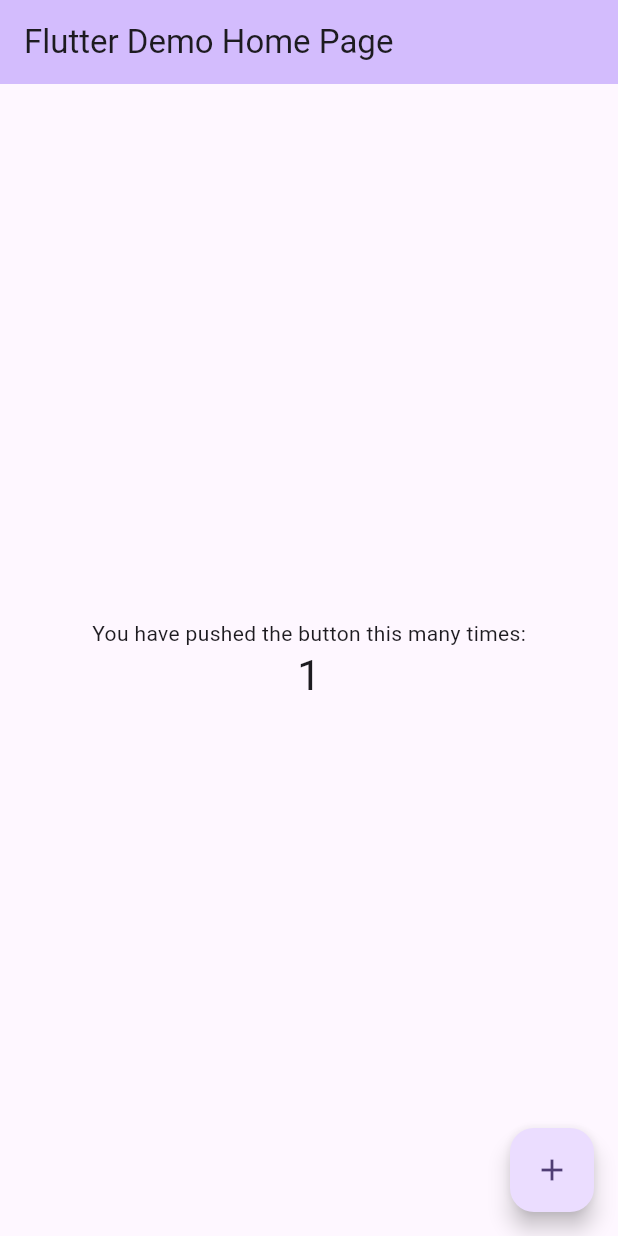
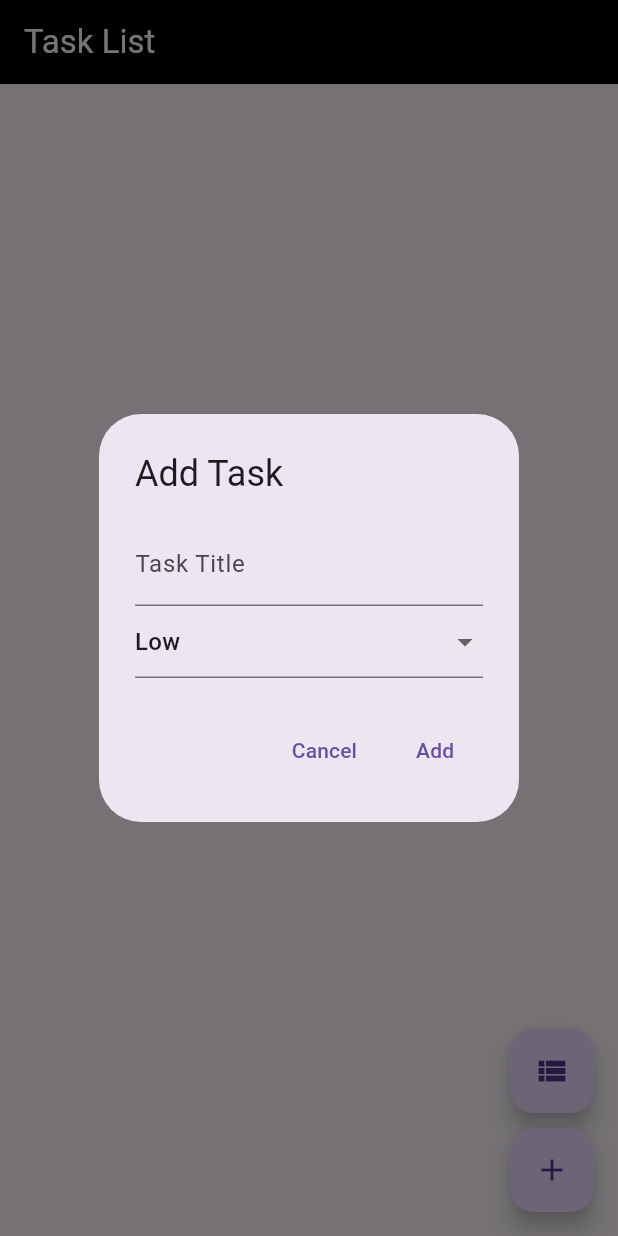
Before and after one commit to gjpark03/todo-list, a Flutter app: the screen it shows after launch, after a tap on the "add" icon, on a phone screen of 412 x 824 dp. Run offline on Flutter 3.47's test engine with Material 3 defaults, Android fonts, the light colour scheme and no system bars.

Commit message:
Commit 2 - Working t

```diff
--- a/lib/main.dart
+++ b/lib/main.dart
@@ -1,125 +1,314 @@
 import 'package:flutter/material.dart';
 
 void main() {
-  runApp(const MyApp());
+  runApp(TaskChartApp());
 }
 
-class MyApp extends StatelessWidget {
-  const MyApp({super.key});
-
-  // This widget is the root of your application.
+class TaskChartApp extends StatelessWidget {
   @override
   Widget build(BuildContext context) {
     return MaterialApp(
-      title: 'Flutter Demo',
+      title: 'Task Chart',
       theme: ThemeData(
-        // This is the theme of your application.
-        //
-        // TRY THIS: Try running your application with "flutter run". You'll see
-        // the application has a purple toolbar. Then, without quitting the app,
-        // try changing the seedColor in the colorScheme below to Colors.green
-        // and then invoke "hot reload" (save your changes or press the "hot
-        // reload" button in a Flutter-supported IDE, or press "r" if you used
-        // the command line to start the app).
-        //
-        // Notice that the counter didn't reset back to zero; the application
-        // state is not lost during the reload. To reset the state, use hot
-        // restart instead.
-        //
-        // This works for code too, not just values: Most code changes can be
-        // tested with just a hot reload.
-        colorScheme: ColorScheme.fromSeed(seedColor: Colors.deepPurple),
-        useMaterial3: true,
+        primarySwatch: Colors.blue,
       ),
-      home: const MyHomePage(title: 'Flutter Demo Home Page'),
+      home: TaskListScreen(),
     );
   }
 }
 
-class MyHomePage extends StatefulWidget {
-  const MyHomePage({super.key, required this.title});
+class Task {
+  final String title;
+  final String priority;
+  String status;
 
-  // This widget is the home page of your application. It is stateful, meaning
-  // that it has a State object (defined below) that contains fields that affect
-  // how it looks.
-
-  // This class is the configuration for the state. It holds the values (in this
-  // case the title) provided by the parent (in this case the App widget) and
-  // used by the build method of the State. Fields in a Widget subclass are
-  // always marked "final".
-
-  final String title;
-
-  @override
-  State<MyHomePage> createState() => _MyHomePageState();
+  Task({required this.title, required this.priority, this.status = 'Not Started'});
 }
 
-class _MyHomePageState extends State<MyHomePage> {
-  int _counter = 0;
+class TaskListScreen extends StatefulWidget {
+  @override
+  _TaskListScreenState createState() => _TaskListScreenState();
+}
 
-  void _incrementCounter() {
+class _TaskListScreenState extends State<TaskListScreen> {
+  List<Task> tasks = [];
+
+  void _addTask(String title, String priority) {
     setState(() {
-      // This call to setState tells the Flutter framework that something has
-      // changed in this State, which causes it to rerun the build method below
-      // so that the display can reflect the updated values. If we changed
-      // _counter without calling setState(), then the build method would not be
-      // called again, and so nothing would appear to happen.
-      _counter++;
+      tasks.add(Task(title: title, priority: priority));
+    });
+  }
+
+  void _updateTaskStatus(int index, String status) {
+    setState(() {
+      tasks[index].status = status;
     });
   }
 
   @override
   Widget build(BuildContext context) {
-    // This method is rerun every time setState is called, for instance as done
-    // by the _incrementCounter method above.
-    //
-    // The Flutter framework has been optimized to make rerunning build methods
-    // fast, so that you can just rebuild anything that needs updating rather
-    // than having to individually change instances of widgets.
     return Scaffold(
       appBar: AppBar(
-        // TRY THIS: Try changing the color here to a specific color (to
-        // Colors.amber, perhaps?) and trigger a hot reload to see the AppBar
-        // change color while the other colors stay the same.
-        backgroundColor: Theme.of(context).colorScheme.inversePrimary,
-        // Here we take the value from the MyHomePage object that was created by
-        // the App.build method, and use it to set our appbar title.
-        title: Text(widget.title),
+        title: const Text('Task List'),
+        foregroundColor: Colors.white,
+        backgroundColor: Colors.black,
       ),
-      body: Center(
-        // Center is a layout widget. It takes a single child and positions it
-        // in the middle of the parent.
-        child: Column(
-          // Column is also a layout widget. It takes a list of children and
-          // arranges them vertically. By default, it sizes itself to fit its
-          // children horizontally, and tries to be as tall as its parent.
-          //
-          // Column has various properties to control how it sizes itself and
-          // how it positions its children. Here we use mainAxisAlignment to
-          // center the children vertically; the main axis here is the vertical
-          // axis because Columns are vertical (the cross axis would be
-          // horizontal).
-          //
-          // TRY THIS: Invoke "debug painting" (choose the "Toggle Debug Paint"
-          // action in the IDE, or press "p" in the console), to see the
-          // wireframe for each widget.
-          mainAxisAlignment: MainAxisAlignment.center,
-          children: <Widget>[
-            const Text(
-              'You have pushed the button this many times:',
+      body: ListView.builder(
+        itemCount: tasks.length,
+        itemBuilder: (context, index) {
+          return ListTile(
+            title: Text(tasks[index].title),
+            trailing: DropdownButton<String>(
+              value: tasks[index].status,
+              onChanged: (value) {
+                _updateTaskStatus(index, value!);
+              },
+              items: <String>['Not Started', 'In Progress', 'Completed']
+                  .map<DropdownMenuItem<String>>((String value) {
+                return DropdownMenuItem<String>(
+                  value: value,
+                  child: Text(value),
+                );
+              }).toList(),
             ),
-            Text(
-              '$_counter',
-              style: Theme.of(context).textTheme.headlineMedium,
+            leading: CircleAvatar(
+              backgroundColor: _getColorForPriority(tasks[index].priority),
             ),
-          ],
-        ),
+          );
+        },
+      ),
+      floatingActionButton: Column(
+        mainAxisAlignment: MainAxisAlignment.end,
+        children: [
+          FloatingActionButton(
+            onPressed: () {
+              Navigator.push(
+                context,
+                MaterialPageRoute(builder: (context) => TaskDisplayScreen(tasks: tasks)),
+              );
+            },
+            child: Icon(Icons.view_list),
+            heroTag: null,
+          ),
+          SizedBox(height: 10),
+          FloatingActionButton(
+            onPressed: () {
+              showDialog(
+                context: context,
+                builder: (context) {
+                  String title = '';
+                  String priority = 'Low';
+                  return AlertDialog(
+                    title: Text('Add Task'),
+                    content: Column(
+                      mainAxisSize: MainAxisSize.min,
+                      children: [
+                        TextField(
+                          onChanged: (value) {
+                            title = value;
+                          },
+                          decoration: const InputDecoration(
+                            labelText: 'Task Title',
+                          ),
+                        ),
+                        DropdownButtonFormField<String>(
+                          value: priority,
+                          onChanged: (value) {
+                            priority = value!;
+                          },
+                          items: <String>['Low', 'Medium', 'High'].map<DropdownMenuItem<String>>((String value) {
+                            return DropdownMenuItem<String>(
+                              value: value,
+                              child: Text(value),
+                            );
+                          }).toList(),
+                        ),
+                      ],
+                    ),
+                    actions: [
+                      TextButton(
+                        onPressed: () {
+                          Navigator.pop(context);
+                        },
+                        child: Text('Cancel'),
+                      ),
+                      TextButton(
+                        onPressed: () {
+                          _addTask(title, priority);
+                          Navigator.pop(context);
+                        },
+                        child: const Text('Add'),
+                      ),
+                    ],
+                  );
+                },
+              );
+            },
+            child: Icon(Icons.add),
+            heroTag: null,
+          ),
+        ],
+      ),
+    );
+  }
+
+  Color _getColorForPriority(String priority) {
+    switch (priority) {
+      case 'Low':
+        return Colors.green;
+      case 'Medium':
+        return Colors.yellow;
+      case 'High':
+        return Colors.red;
+      default:
+        return Colors.grey;
+    }
+  }
+}
+
+class TaskDisplayScreen extends StatelessWidget {
+  final List<Task> tasks;
+
+  const TaskDisplayScreen({Key? key, required this.tasks}) : super(key: key);
+
+  @override
+  Widget build(BuildContext context) {
+    Map<String, List<Task>> tasksByStatus = {
+      'Not Started': [],
+      'In Progress': [],
+      'Completed': [],
+    };
+
+    for (Task task in tasks) {
+      tasksByStatus[task.status]!.add(task);
+    }
+
+    return Scaffold(
+      appBar: AppBar(
+        title: const Text('Task Display'),
+        foregroundColor: Colors.white,
+        backgroundColor: Colors.blue[900],
+      ),
+      body: Row(
+        children: tasksByStatus.entries.map((entry) {
+          return Expanded(
+            child: Column(
+              crossAxisAlignment: CrossAxisAlignment.start,
+              children: [
+                Padding(
+                  padding: const EdgeInsets.all(8.0),
+                  child: Text(
+                    entry.key,
+                    style: const TextStyle(fontSize: 18, fontWeight: FontWeight.bold),
+                  ),
+                ),
+                Expanded(
+                  child: ListView.builder(
+                    itemCount: entry.value.length,
+                    itemBuilder: (context, index) {
+                      Task task = entry.value[index];
+                      return ListTile(
+                        title: Text(task.title),
+                        subtitle: Text('Priority: ${task.priority}'),
+                        leading: CircleAvatar(
+                          backgroundColor: _getColorForPriority(task.priority),
+                        ),
+                      );
+                    },
+                  ),
+                ),
+              ],
+            ),
+          );
+        }).toList(),
+      ),
+    );
+  }
+
+  Color _getColorForPriority(String priority) {
+    switch (priority) {
+      case 'Low':
+        return Colors.green;
+      case 'Medium':
+        return Colors.yellow;
+      case 'High':
+        return Colors.red;
+      default:
+        return Colors.grey;
+    }
+  }
+}
+
+class TaskChartScreen extends StatelessWidget {
+  final List<Task> tasks;
+
+  const TaskChartScreen({Key? key, required this.tasks}) : super(key: key);
+
+  @override
+  Widget build(BuildContext context) {
+    Map<String, List<Task>> chartData = {
+      'Not Started': [],
+      'In Progress': [],
+      'Completed': [],
+    };
+
+    for (Task task in tasks) {
+      chartData[task.status]!.add(task);
+    }
+
+    return Scaffold(
+      appBar: AppBar(
+        title: const Text('Task Chart'),
+      ),
+      body: Row(
+        children: chartData.entries.map((entry) {
+          return Expanded(
+            child: Column(
+              children: [
+                Text(
+                  entry.key,
+                  style: const TextStyle(fontSize: 18, fontWeight: FontWeight.bold),
+                ),
+                Expanded(
+                  child: ListView.builder(
+                    itemCount: entry.value.length,
+                    itemBuilder: (context, index) {
+                      return ListTile(
+                        title: Text(entry.value[index].title),
+                        leading: CircleAvatar(
+                          backgroundColor: _getColorForPriority(entry.value[index].priority),
+                        ),
+                      );
+                    },
+                  ),
+                ),
+              ],
+            ),
+          );
+        }).toList(),
       ),
       floatingActionButton: FloatingActionButton(
-        onPressed: _incrementCounter,
-        tooltip: 'Increment',
-        child: const Icon(Icons.add),
-      ), // This trailing comma makes auto-formatting nicer for build methods.
+        onPressed: () {
+          Navigator.push(
+            context,
+            MaterialPageRoute(builder: (context) => TaskListScreen()),
+          );
+        },
+        child: Icon(Icons.list),
+      ),
     );
   }
+
+  Color _getColorForPriority(String priority) {
+    switch (priority) {
+      case 'Low':
+        return Colors.green;
+      case 'Medium':
+        return Colors.yellow;
+      case 'High':
+        return Colors.red;
+      default:
+        return Colors.grey;
+    }
+  }
 }
--- a/pubspec.yaml
+++ b/pubspec.yaml
@@ -1,4 +1,4 @@
-name: todo_list
+name: final_proj
 description: "A new Flutter project."
 # The following line prevents the package from being accidentally published to
 # pub.dev using `flutter pub publish`. This is preferred for private packages.
```
Also changed, not shown: 14 other files.
